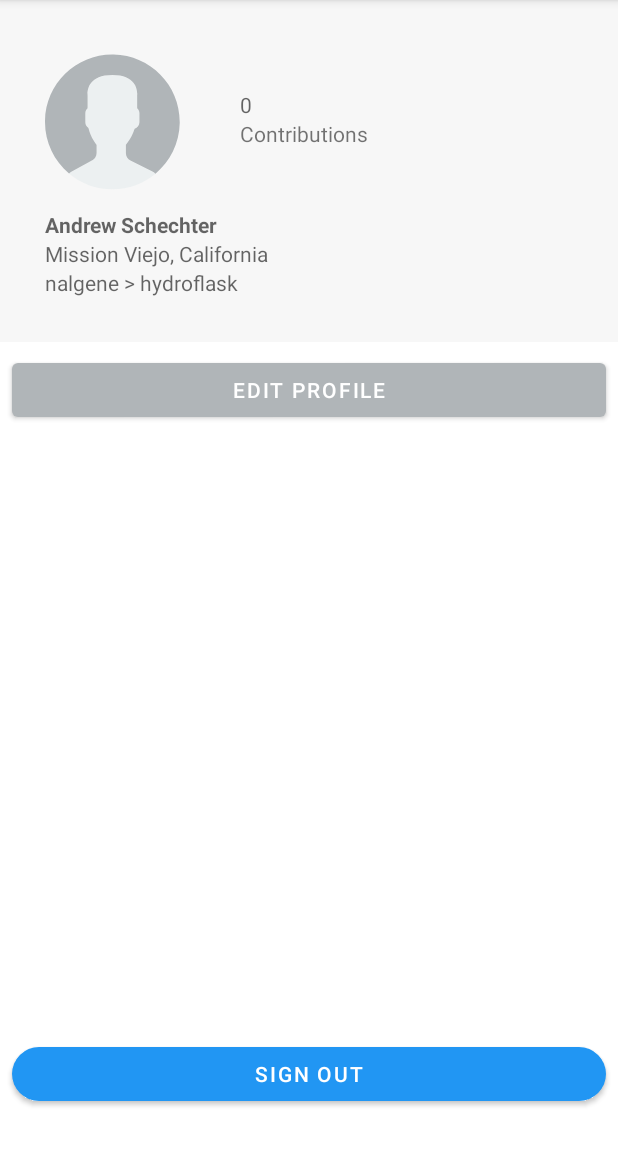
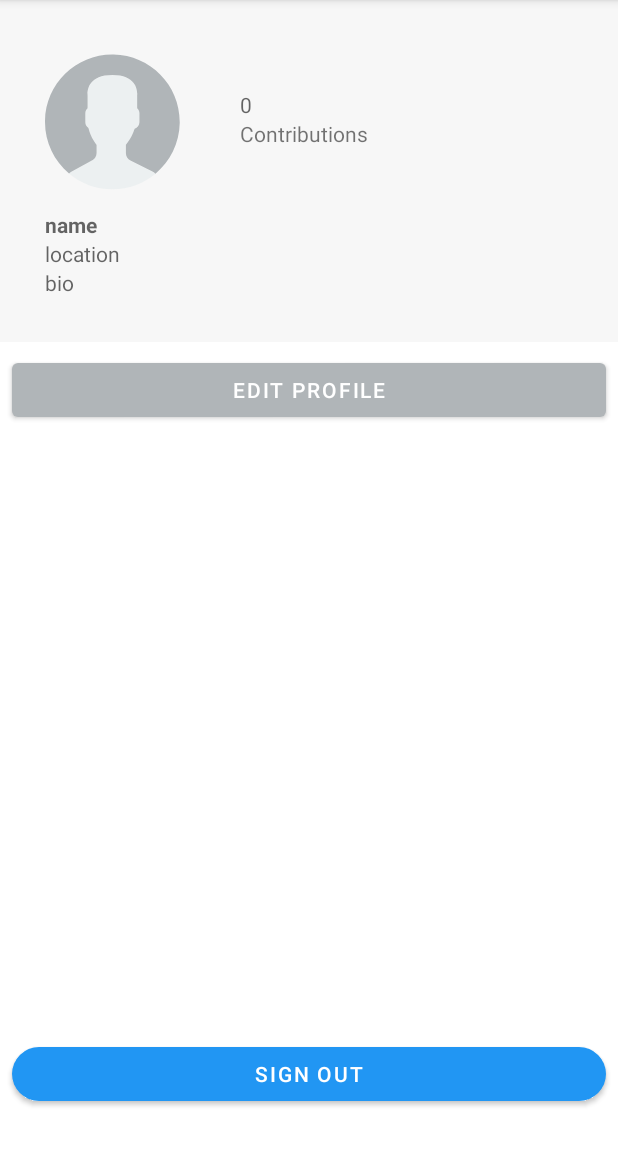
Before and after one commit to schechtr/thirsty, an Android app: the fragment ProfileFragment shown on its own in the app's theme, on a phone screen of 412 x 824 dp, the part 84-1236 px from its top. Run offline under Robolectric (Android 15) with nearby library versions, the phone set to English and light mode, and no system bars; our stand-ins replace CircleImageView, Firebase (no records; nobody signed in at launch, a user with empty details on screens opened directly); 3 statements that could not run were skipped.

Commit message:
display profile info from firebase

```diff
--- a/app/src/main/java/com/schechter/thirsty/EditProfileFragment.java
+++ b/app/src/main/java/com/schechter/thirsty/EditProfileFragment.java
@@ -63,7 +63,7 @@ public class EditProfileFragment extends Fragment {
         if (user == null)
             getFragmentManager().popBackStack();
 
-        pullFireBaseUserData(view);
+        pullFirebaseUserData(view);
 
     }
 
@@ -160,7 +160,7 @@ public class EditProfileFragment extends Fragment {
 
     }
 
-    private void pullFireBaseUserData(final View view) {
+    private void pullFirebaseUserData(final View view) {
 
         DatabaseReference databaseReference = FirebaseDatabase.getInstance()
                 .getReference().child("Users").child(user.getUid());
--- a/app/src/main/java/com/schechter/thirsty/ProfileFragment.java
+++ b/app/src/main/java/com/schechter/thirsty/ProfileFragment.java
@@ -8,15 +8,22 @@ import androidx.annotation.NonNull;
 import androidx.annotation.Nullable;
 import androidx.fragment.app.Fragment;
 
+import android.util.Log;
 import android.view.LayoutInflater;
 import android.view.View;
 import android.view.ViewGroup;
 import android.widget.Button;
 import android.widget.LinearLayout;
 import android.widget.RelativeLayout;
+import android.widget.TextView;
 
 import com.google.firebase.auth.FirebaseAuth;
 import com.google.firebase.auth.FirebaseUser;
+import com.google.firebase.database.DataSnapshot;
+import com.google.firebase.database.DatabaseError;
+import com.google.firebase.database.DatabaseReference;
+import com.google.firebase.database.FirebaseDatabase;
+import com.google.firebase.database.ValueEventListener;
 
 
 /**
@@ -24,6 +31,7 @@ import com.google.firebase.auth.FirebaseUser;
  */
 public class ProfileFragment extends Fragment {
 
+    private static final String TAG = "ProfileFragment";
 
     // views
     private Button btn_logout;
@@ -31,6 +39,12 @@ public class ProfileFragment extends Fragment {
     private RelativeLayout profile_content_container;
     private LinearLayout profile_message;
     private Button btn_edit_profile;
+    private TextView name, hometown, bio;
+    private FirebaseUser user;
+
+    // data
+    private String nameValue, bioValue, cityValue, stateValue, countryValue;
+
 
     public ProfileFragment() {
         // Required empty public constructor
@@ -49,7 +63,7 @@ public class ProfileFragment extends Fragment {
     public void onViewCreated(@NonNull View view, @Nullable Bundle savedInstanceState) {
         super.onViewCreated(view, savedInstanceState);
 
-        setupUI(view);
+
 
     }
 
@@ -57,7 +71,12 @@ public class ProfileFragment extends Fragment {
     public void onResume() {
         super.onResume();
 
-        setupUI(getView());
+        user = FirebaseAuth.getInstance().getCurrentUser();
+        if(user == null)
+            setupUI(getView());
+        else
+            pullFirebaseUserData(getView());
+
     }
 
 
@@ -67,7 +86,6 @@ public class ProfileFragment extends Fragment {
         btn_login = view.findViewById(R.id.btn_login);
         profile_content_container = view.findViewById(R.id.profile_container);
         profile_message = view.findViewById(R.id.profile_message);
-        FirebaseUser user = FirebaseAuth.getInstance().getCurrentUser();
 
         if (user == null) {
             btn_logout.setVisibility(View.GONE);
@@ -89,6 +107,25 @@ public class ProfileFragment extends Fragment {
             profile_content_container.setVisibility(View.VISIBLE);
             profile_message.setVisibility(view.GONE);
 
+            /* set profile data */
+            name = view.findViewById(R.id.profile_name);
+            bio = view.findViewById(R.id.profile_bio);
+            hometown = view.findViewById(R.id.profile_hometown);
+            name.setText(nameValue);
+            bio.setText(bioValue);
+
+            // parse hometown
+            String hometownValue = "";
+            if(!cityValue.equals(""))
+                hometownValue += cityValue;
+                if(!stateValue.equals(""))
+                    hometownValue += ", " + stateValue;
+                        if(!countryValue.equals(""))
+                            hometownValue += ", " + countryValue;
+            hometown.setText(hometownValue);
+
+
+            // on click listeners
             btn_logout.setOnClickListener(new View.OnClickListener() {
                 @Override
                 public void onClick(View view) {
@@ -119,4 +156,34 @@ public class ProfileFragment extends Fragment {
 
 
     }
+
+    private void pullFirebaseUserData(final View view) {
+
+        DatabaseReference databaseReference = FirebaseDatabase.getInstance()
+                .getReference().child("Users").child(user.getUid());
+
+        databaseReference.addValueEventListener(new ValueEventListener() {
+            @Override
+            public void onDataChange(@NonNull DataSnapshot dataSnapshot) {
+
+                nameValue = (String) dataSnapshot.child("name").getValue();
+                bioValue = (String) dataSnapshot.child("bio").getValue();
+                cityValue = (String) dataSnapshot.child("city").getValue();
+                stateValue = (String) dataSnapshot.child("state").getValue();
+                countryValue = (String) dataSnapshot.child("country").getValue();
+
+
+                setupUI(view);
+            }
+
+            @Override
+            public void onCancelled(@NonNull DatabaseError databaseError) {
+                Log.d(TAG, "onCancelled: error pulling user data");
+            }
+        });
+
+
+
+    }
+
 }
--- a/app/src/main/res/layout/fragment_profile.xml
+++ b/app/src/main/res/layout/fragment_profile.xml
@@ -94,24 +94,24 @@
                 android:layout_height="wrap_content"
                 android:layout_below="@id/profile_content_top"
                 android:layout_marginLeft="30dp"
-                android:hint="Andrew Schechter"
+                android:hint="name"
                 android:textStyle="bold" />
 
             <TextView
-                android:id="@+id/home_location"
+                android:id="@+id/profile_hometown"
                 android:layout_width="wrap_content"
                 android:layout_height="wrap_content"
                 android:layout_below="@id/profile_name"
                 android:layout_marginLeft="30dp"
-                android:hint="Mission Viejo, California" />
+                android:hint="location" />
 
             <TextView
-                android:id="@+id/bio"
+                android:id="@+id/profile_bio"
                 android:layout_width="wrap_content"
                 android:layout_height="wrap_content"
-                android:layout_below="@id/home_location"
+                android:layout_below="@id/profile_hometown"
                 android:layout_marginLeft="30dp"
-                android:hint="nalgene > hydroflask" />
+                android:hint="bio" />
 
 
         </RelativeLayout>
```
